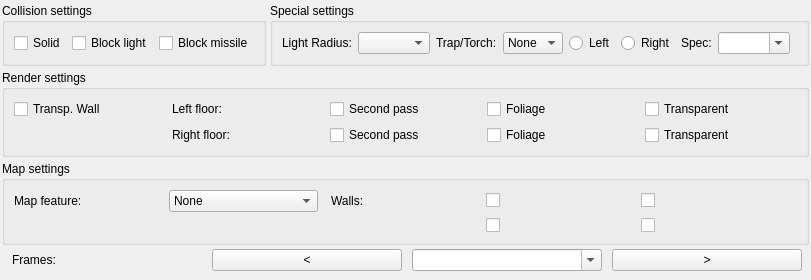
This is source/leveltabsubtilewidget.ui in pionere/d1-graphics-tool as Qt 5 draws it before an edit. The edited form follows.
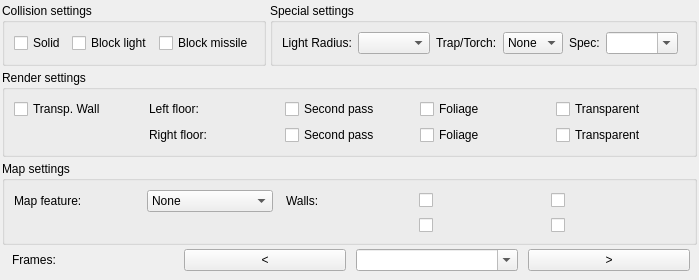
This is the edited form.

```diff
--- a/source/leveltabsubtilewidget.ui
+++ b/source/leveltabsubtilewidget.ui
@@ -118,26 +118,6 @@
           </item>
          </widget>
         </item>
-        <item row="0" column="4">
-         <widget class="QRadioButton" name="trapLeftRadioButton">
-          <property name="text">
-           <string>Left</string>
-          </property>
-          <attribute name="buttonGroup">
-           <string notr="true">trapButtonGroup</string>
-          </attribute>
-         </widget>
-        </item>
-        <item row="0" column="5">
-         <widget class="QRadioButton" name="trapRightRadioButton">
-          <property name="text">
-           <string>Right</string>
-          </property>
-          <attribute name="buttonGroup">
-           <string notr="true">trapButtonGroup</string>
-          </attribute>
-         </widget>
-        </item>
         <item row="0" column="6">
          <widget class="QLabel">
           <property name="text">
```
